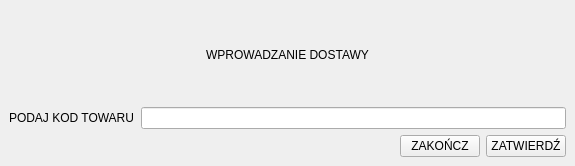
The window that templates/dostawy/main_window.ui (PanWitold/program_ksiegowy) describes before a commit, drawn with Qt 5.
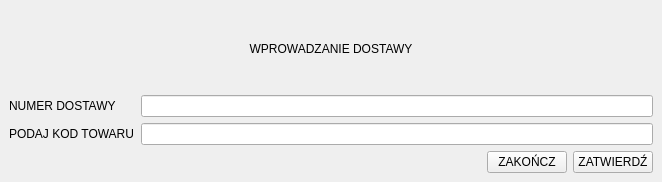
The same window after the commit.

```diff
--- a/templates/dostawy/main_window.ui
+++ b/templates/dostawy/main_window.ui
@@ -6,8 +6,8 @@
    <rect>
     <x>0</x>
     <y>0</y>
-    <width>575</width>
-    <height>166</height>
+    <width>662</width>
+    <height>182</height>
    </rect>
   </property>
   <property name="windowTitle">
@@ -16,8 +16,6 @@
   <widget class="QWidget" name="centralwidget">
    <layout class="QGridLayout" name="gridLayout">
     <item row="0" column="0">
-     <layout class="QVBoxLayout" name="verticalLayout">
-      <item>
        <widget class="QLabel" name="label">
         <property name="layoutDirection">
          <enum>Qt::LeftToRight</enum>
@@ -30,15 +28,28 @@
         </property>
        </widget>
       </item>
-      <item>
+    <item row="1" column="0">
        <layout class="QHBoxLayout" name="horizontalLayout">
         <item>
+       <layout class="QVBoxLayout" name="verticalLayout">
+        <item>
+         <widget class="QLabel" name="label_3">
+          <property name="text">
+           <string>NUMER DOSTAWY</string>
+          </property>
+         </widget>
+        </item>
+        <item>
          <widget class="QLabel" name="label_2">
           <property name="text">
            <string>PODAJ KOD TOWARU</string>
           </property>
          </widget>
         </item>
+       </layout>
+      </item>
+      <item>
+       <layout class="QVBoxLayout" name="verticalLayout_2">
         <item>
          <widget class="QLineEdit" name="product_code">
           <property name="maxLength">
@@ -46,9 +57,14 @@
           </property>
          </widget>
         </item>
-       </layout>
-      </item>
       <item>
+         <widget class="QLineEdit" name="lineEdit"/>
+        </item>
+       </layout>
+      </item>
+     </layout>
+    </item>
+    <item row="2" column="0">
        <layout class="QHBoxLayout" name="horizontalLayout_2">
         <item>
          <spacer name="horizontalSpacer">
@@ -76,8 +92,6 @@
            <string>ZATWIERDŹ</string>
           </property>
          </widget>
-        </item>
-       </layout>
       </item>
      </layout>
     </item>
```
Lines whose indentation alone changed are shown as unchanged.
